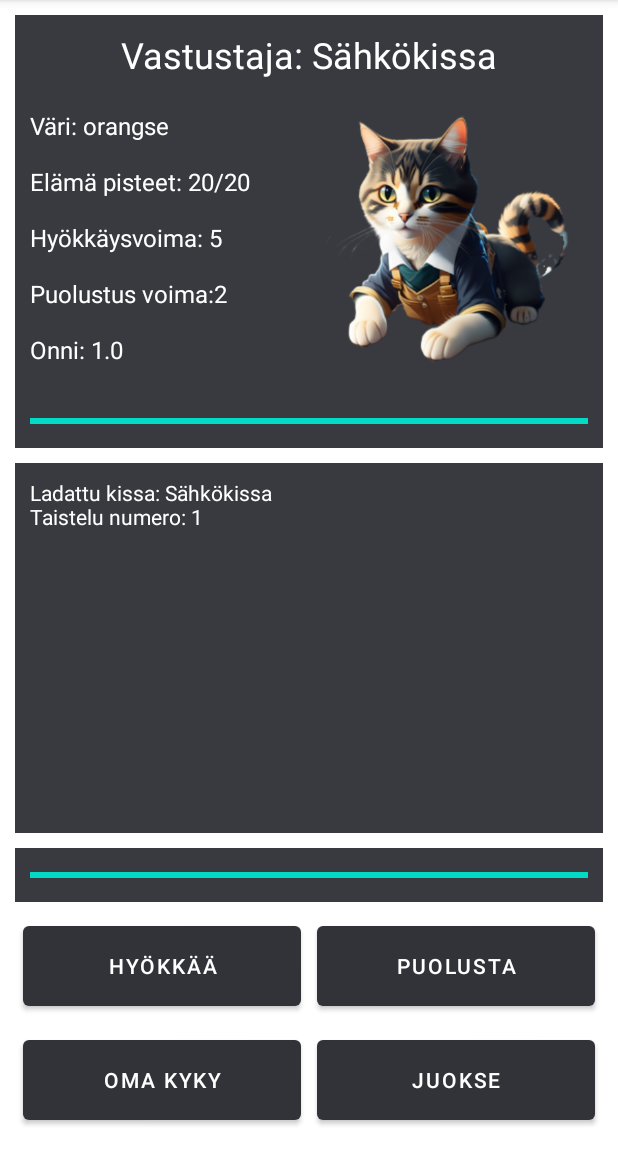
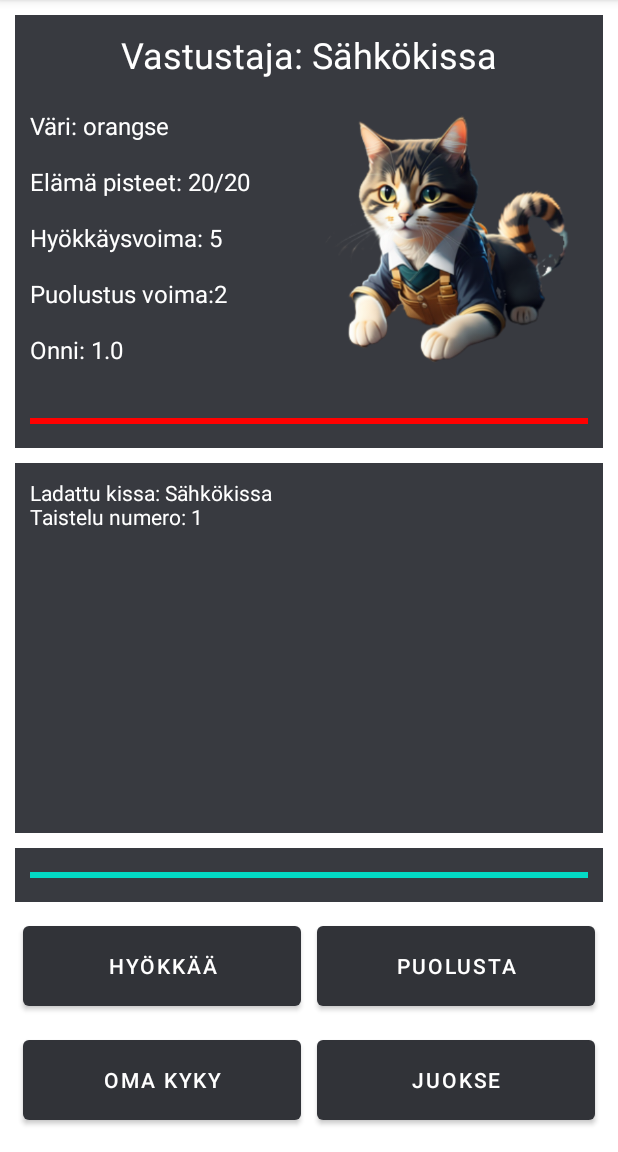
Before and after one commit to JaakkoLipp/Ammattikissat, an Android app: the fragment Battlescreen shown on its own in the app's theme, on a phone screen of 412 x 824 dp, the part 84-1236 px from its top. Run offline under Robolectric (Android 15) with nearby library versions, the phone set to English and light mode, and no system bars.

Commit message:
changed enemy hp to be red

```diff
--- a/app/src/main/res/layout/fragment_battlescreen.xml
+++ b/app/src/main/res/layout/fragment_battlescreen.xml
@@ -175,7 +175,8 @@
                 style="?android:attr/progressBarStyleHorizontal"
                 android:layout_width="match_parent"
                 android:layout_height="wrap_content"
-                android:layout_margin="10dp" />
+                android:layout_margin="10dp"
+                android:progressTint="#FF0000" />
         </LinearLayout>
 
     </androidx.constraintlayout.widget.ConstraintLayout>
```
